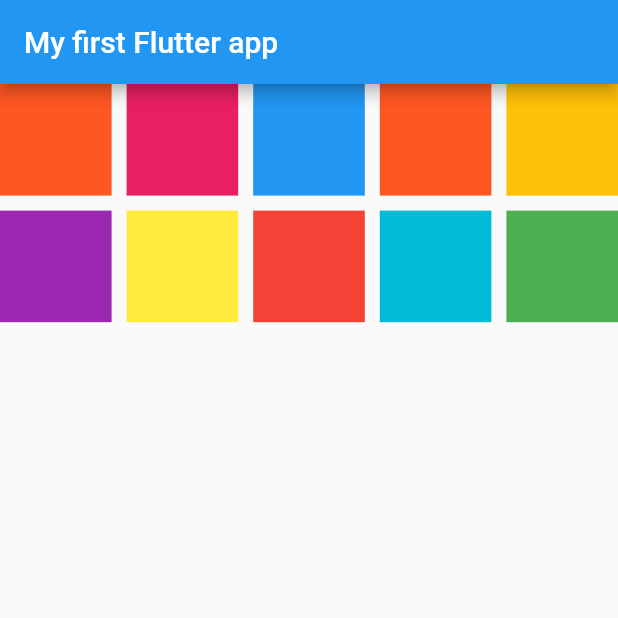
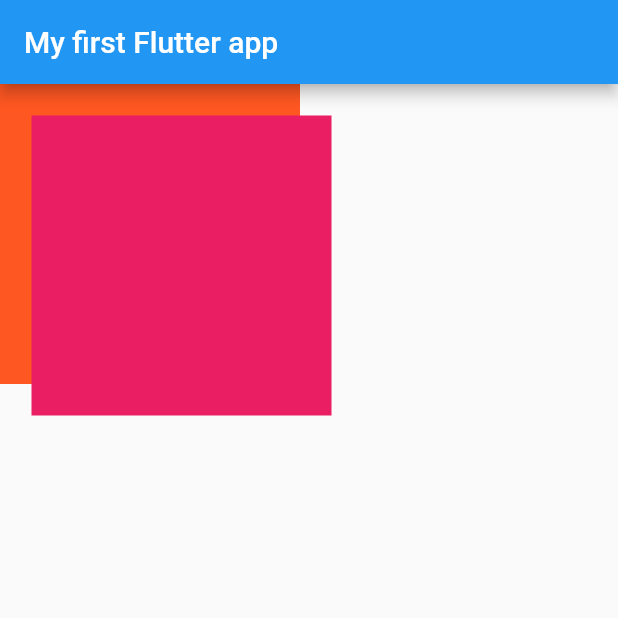
Before and after one commit to Spider-Calvin/MyFirst-Flutter-App, a Flutter app: the screen it shows after launch, on a phone screen of 412 x 824 dp, the top half of it. Run offline on Flutter 3.47's test engine with Material 2 defaults, Android fonts, the phone set to English and light mode, and no system bars.

Commit message:
Stack widget iin flutter, Stacking widgets on top of other

```diff
--- a/lib/main.dart
+++ b/lib/main.dart
@@ -55,57 +55,28 @@ class _MyHomePage extends State<MyHomePage>  {
         appBar: AppBar(
           title: const Text("My first Flutter app"),
         ),
-        body:
-
-        // GridView.count( crossAxisCount: 3,
-        //   crossAxisSpacing: 10,
-        //   mainAxisSpacing: 10,
-        //   children:[
-        //     Container( color: Colors.deepOrange,),
-        //     Container( color: Colors.deepOrange,),
-        //     Container( color: Colors.deepOrange,),
-        //     Container( color: Colors.deepOrange,),
-        //     Container( color: Colors.deepOrange,),
-        //     Container( color: Colors.deepOrange,),
-        //     Container( color: Colors.deepOrange,),
-        //     Container( color: Colors.deepOrange,),
-        //     Container( color: Colors.deepOrange,),
-        //     Container( color: Colors.deepOrange,),
-        //   ]
-        // ),
-
-        // GridView.extent( maxCrossAxisExtent: 100,
-        //     crossAxisSpacing: 10,
-        //     mainAxisSpacing: 10,
-        //     children:[
-        //       Container( color: Colors.deepOrange,),
-        //       Container( color: Colors.deepOrange,),
-        //       Container( color: Colors.deepOrange,),
-        //       Container( color: Colors.deepOrange,),
-        //       Container( color: Colors.deepOrange,),
-        //       Container( color: Colors.deepOrange,),
-        //       Container( color: Colors.deepOrange,),
-        //       Container( color: Colors.deepOrange,),
-        //       Container( color: Colors.deepOrange,),
-        //       Container( color: Colors.deepOrange,),
-        //     ]
-        // ),
-
-        // GridView.builder(itemBuilder: (context, index){
-        //   return  Container( color : colorsArray[index] );
-        // }, itemCount:colorsArray.length ,gridDelegate: const SliverGridDelegateWithFixedCrossAxisCount(
-        //  crossAxisCount: 3,
-        //   crossAxisSpacing: 10,
-        //   mainAxisSpacing: 10
-        // ), )
-
-        GridView.builder(itemBuilder: (context, index){
-          return  Container( color : colorsArray[index] );
-        }, itemCount:colorsArray.length ,gridDelegate: const SliverGridDelegateWithMaxCrossAxisExtent(
-            maxCrossAxisExtent: 80,
-          crossAxisSpacing: 10,
-          mainAxisSpacing: 10
-        ), )
+        body:Container(
+          width: 300,
+          height: 300,
+          child: Stack(
+            children: [
+              Container(
+                height: 200,
+                width: 200,
+                color: colorsArray[0],
+              ),
+              Positioned(
+                left: 21,
+                top: 21,
+                child: Container(
+                  height: 200,
+                  width: 200,
+                  color: colorsArray[1],
+                ),
+              ),
+            ],
+          ),
+        )
 
 
     );
```
